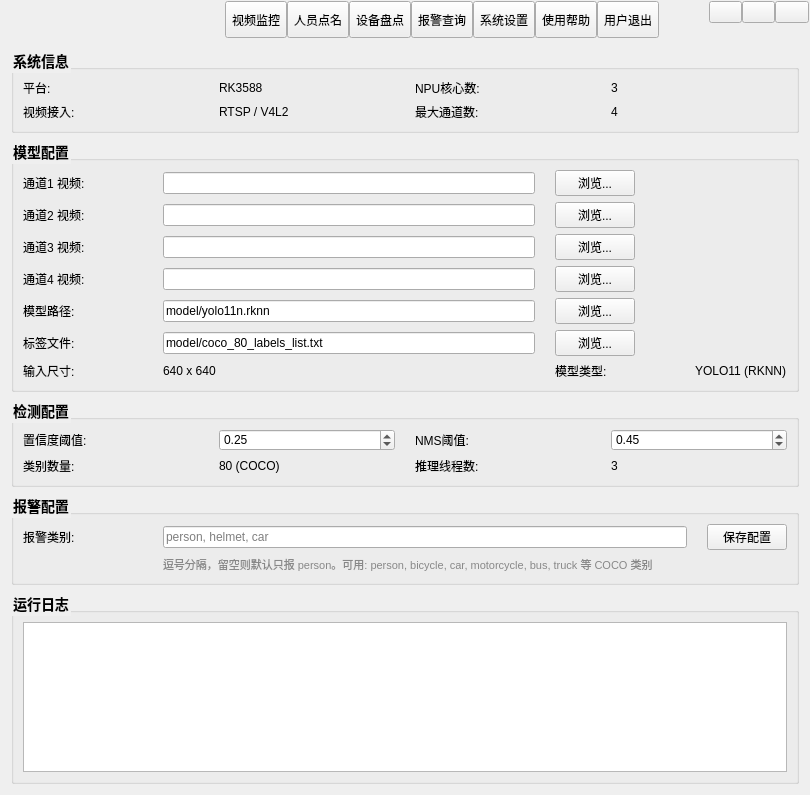
yhbk69/idge, file src/form/frmmain.ui: the form before one commit.
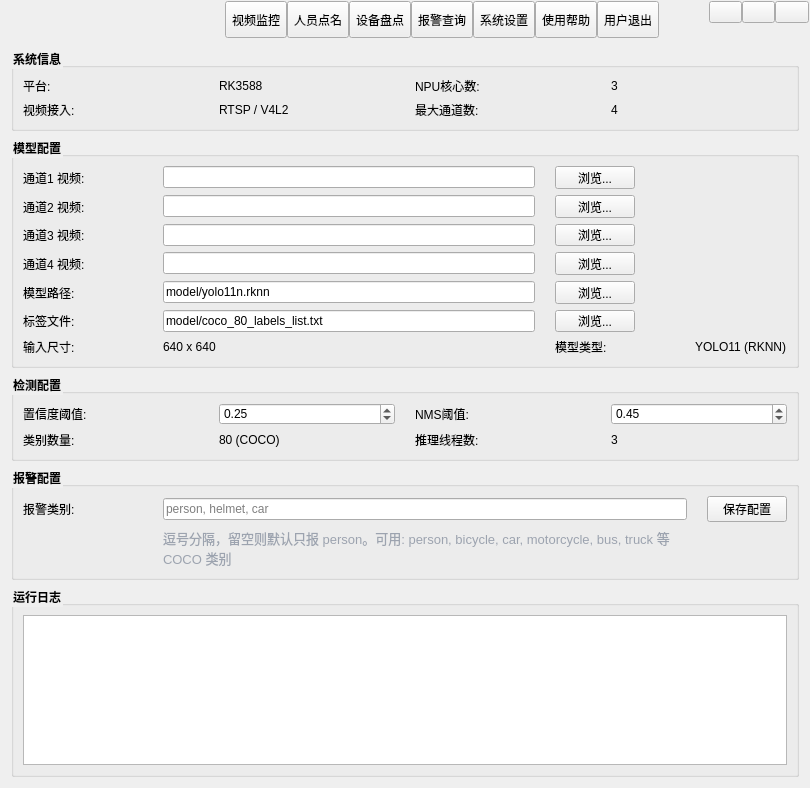
The form after the commit. The open tabs and pages were chosen to show the change. Icons and pictures are not drawn. Custom widgets are drawn as their Qt base class.

Patch:
```diff
--- a/src/form/frmmain.ui
+++ b/src/form/frmmain.ui
@@ -1202,7 +1202,7 @@
                                                     <string>逗号分隔，留空则默认只报 person。可用: person, bicycle, car, motorcycle, bus, truck 等 COCO 类别</string>
                                                 </property>
                                                 <property name="styleSheet">
-                                                    <string>color: #888; font-size: 11px;</string>
+                                                    <string>color: #9ca3af; font-size: 13px;</string>
                                                 </property>
                                                 <property name="wordWrap">
                                                     <bool>true</bool>
@@ -1236,10 +1236,10 @@
                             </item>
                         </layout>
                         <property name="styleSheet">
-                            <string>QLabel{font-size:12px;} QGroupBox{font-size:14px; font-weight:bold;} QLineEdit{font-size:12px;} QDoubleSpinBox{font-size:12px;} QPushButton{font-size:12px;}</string>
+                            <string>QGroupBox{font-weight:bold;}</string>
                         </property>
                         <property name="styleSheet">
-                            <string>QLabel{font-size:12px;} QGroupBox{font-size:14px; font-weight:bold;} QLineEdit{font-size:12px;} QDoubleSpinBox{font-size:12px;} QPushButton{font-size:12px;}</string>
+                            <string>QGroupBox{font-weight:bold;}</string>
                         </property>
                     </widget>
                     <widget class="QWidget" name="pageRoll">
```
